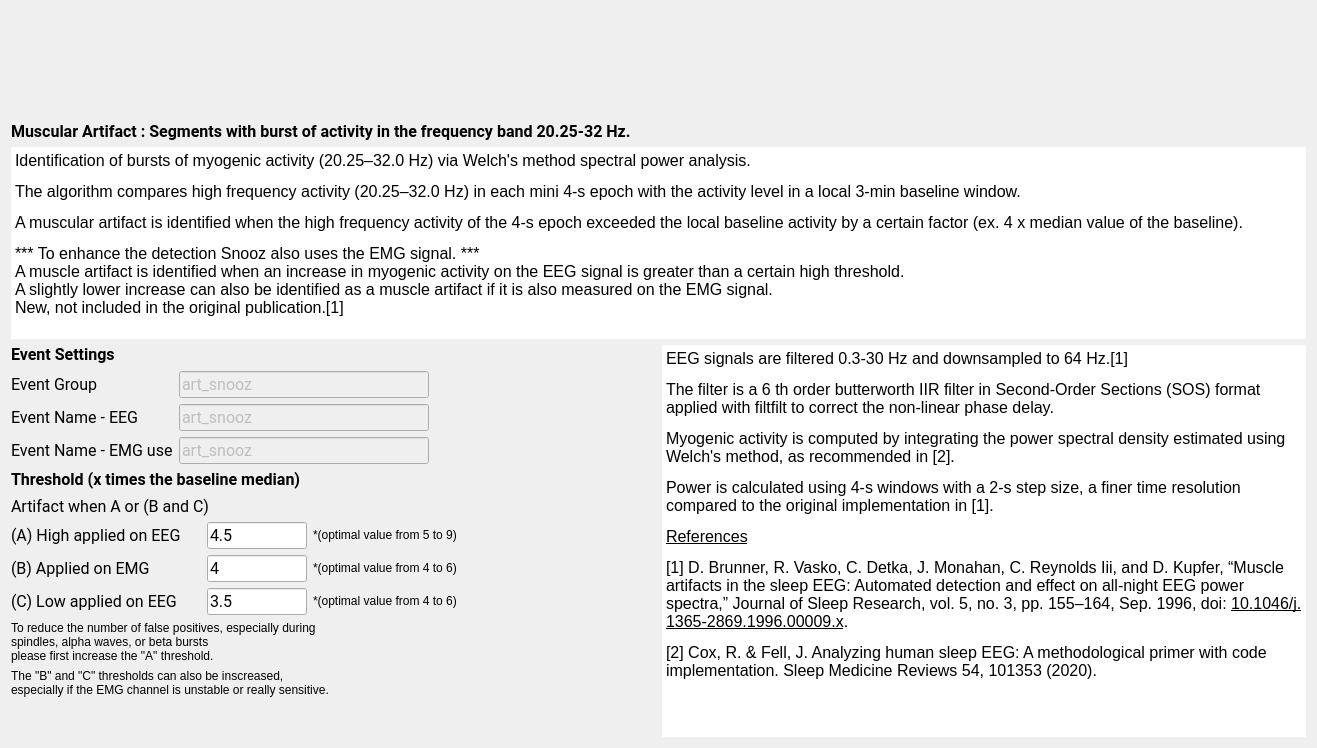
The window that tools/CEAMSTools/DetectArtifacts/MuscularStep/Ui_MuscularStep.ui (SnoozToolbox/snooz-package-ceams) describes before a commit, drawn with Qt 5.
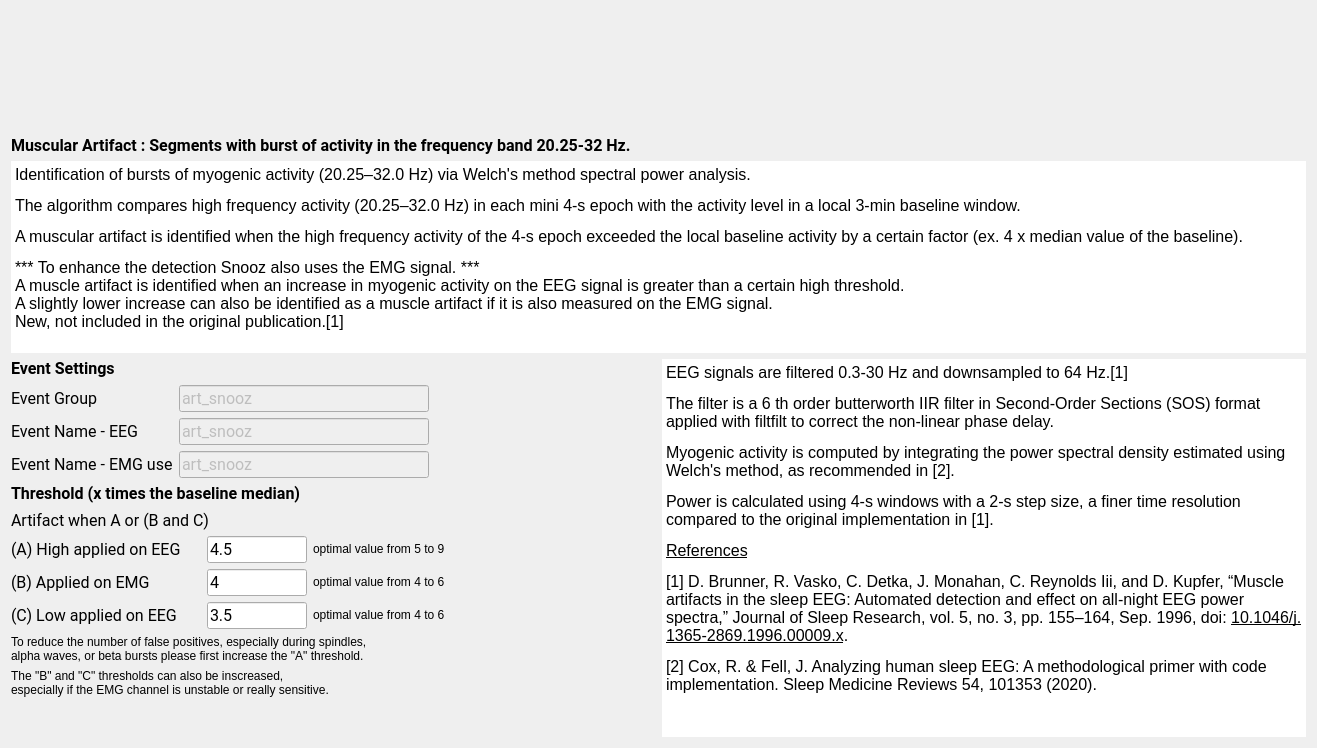
The same window after the commit.

Commit message: Fixed Artifact Detection UI typo.

What changed in the file:
```diff
--- a/tools/CEAMSTools/DetectArtifacts/MuscularStep/Ui_MuscularStep.ui
+++ b/tools/CEAMSTools/DetectArtifacts/MuscularStep/Ui_MuscularStep.ui
@@ -424,7 +424,7 @@
             </size>
            </property>
            <property name="text">
-            <string>*(optimal value from 4 to 6)</string>
+            <string>optimal value from 4 to 6</string>
            </property>
           </widget>
          </item>
@@ -569,7 +569,7 @@
             </size>
            </property>
            <property name="text">
-            <string>*(optimal value from 4 to 6)</string>
+            <string>optimal value from 4 to 6</string>
            </property>
           </widget>
          </item>
@@ -588,7 +588,7 @@
             </size>
            </property>
            <property name="text">
-            <string>*(optimal value from 5 to 9)</string>
+            <string>optimal value from 5 to 9</string>
            </property>
           </widget>
          </item>
@@ -637,9 +637,8 @@
           </sizepolicy>
          </property>
          <property name="text">
-          <string>To reduce the number of false positives, especially during
-spindles, alpha waves, or beta bursts
-please first increase the &quot;A&quot; threshold.</string>
+          <string>To reduce the number of false positives, especially during spindles,
+alpha waves, or beta bursts please first increase the &quot;A&quot; threshold.</string>
          </property>
         </widget>
        </item>
```
The commit also changes 1 other file.
